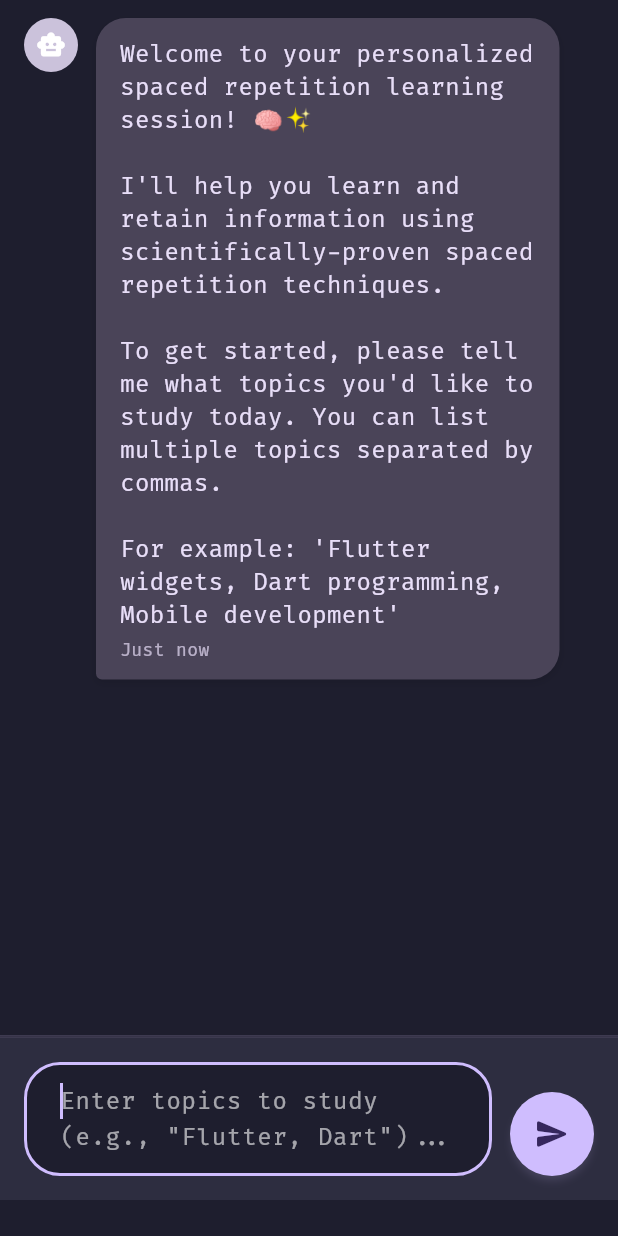
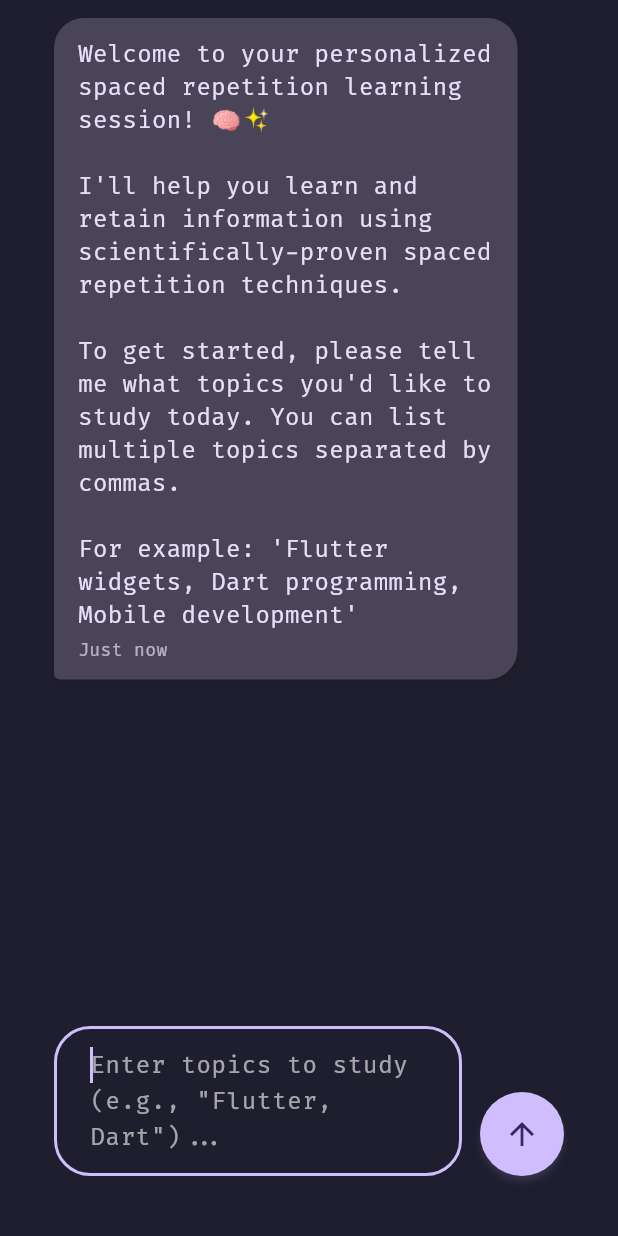
Before and after one commit to cogodo/spaced, a Flutter app: the ChatScreen widget shown alone on an empty page, opened directly, on a phone screen of 412 x 824 dp. Run offline on Flutter 3.47's test engine with Material 3 defaults, Android fonts, the phone set to English and light mode, and no system bars; our stand-ins replace cloud_firestore, firebase_auth, firebase_core, go_router, google_fonts, google_sign_in and 1 more; missing offline and left inert: dart:html, markdown_widget; accounts and stored records are empty.

Commit message:
frontent for chat better

```diff
--- a/flutter_app/lib/screens/chat_screen.dart
+++ b/flutter_app/lib/screens/chat_screen.dart
@@ -509,9 +509,6 @@ class _ChatScreenState extends State<ChatScreen> {
     return Container(
       decoration: BoxDecoration(
         color: Theme.of(context).scaffoldBackgroundColor,
-        border: Border(
-          bottom: BorderSide(color: Theme.of(context).dividerColor, width: 1),
-        ),
       ),
       child: ListView.builder(
         controller: _scrollController,
@@ -533,12 +530,12 @@ class _ChatScreenState extends State<ChatScreen> {
 
     return Container(
       margin: const EdgeInsets.symmetric(vertical: 4),
+      padding: const EdgeInsets.symmetric(horizontal: 20),
       child: Row(
         mainAxisAlignment:
             isUser ? MainAxisAlignment.end : MainAxisAlignment.start,
         crossAxisAlignment: CrossAxisAlignment.start,
         children: [
-          if (!isUser) ...[_buildAvatar(false), const SizedBox(width: 12)],
           Flexible(
             child: Container(
               constraints: BoxConstraints(
@@ -600,25 +597,7 @@ class _ChatScreenState extends State<ChatScreen> {
               ),
             ),
           ),
-          if (isUser) ...[const SizedBox(width: 12), _buildAvatar(true)],
         ],
-      ),
-    );
-  }
-
-  Widget _buildAvatar(bool isUser) {
-    final theme = Theme.of(context);
-    return Container(
-      width: 36,
-      height: 36,
-      decoration: BoxDecoration(
-        color: isUser ? theme.colorScheme.primary : theme.colorScheme.secondary,
-        shape: BoxShape.circle,
-      ),
-      child: Icon(
-        isUser ? Icons.person : Icons.smart_toy,
-        color: Colors.white,
-        size: 20,
       ),
     );
   }
@@ -628,8 +607,6 @@ class _ChatScreenState extends State<ChatScreen> {
       margin: const EdgeInsets.symmetric(vertical: 4),
       child: Row(
         children: [
-          _buildAvatar(false),
-          const SizedBox(width: 12),
           Container(
             padding: const EdgeInsets.symmetric(horizontal: 16, vertical: 12),
             decoration: BoxDecoration(
@@ -688,10 +665,8 @@ class _ChatScreenState extends State<ChatScreen> {
     final theme = Theme.of(context);
     return Container(
       padding: const EdgeInsets.all(16),
-      decoration: BoxDecoration(
-        color: theme.cardColor,
-        border: Border(top: BorderSide(color: theme.dividerColor, width: 1)),
-      ),
+      margin: const EdgeInsets.symmetric(horizontal: 20),
+      // Remove the box decoration completely to eliminate the background rectangle
       child: SafeArea(
         child: Row(
           crossAxisAlignment: CrossAxisAlignment.end,
@@ -770,7 +745,7 @@ class _ChatScreenState extends State<ChatScreen> {
                 elevation: _isLoading ? 0 : 2,
                 shadowColor: theme.colorScheme.primary.withValues(alpha: 0.3),
               ),
-              icon: const Icon(Icons.send_rounded, size: 24),
+              icon: const Icon(Icons.arrow_upward, size: 24),
               tooltip: 'Send message',
             ),
           ],
```
